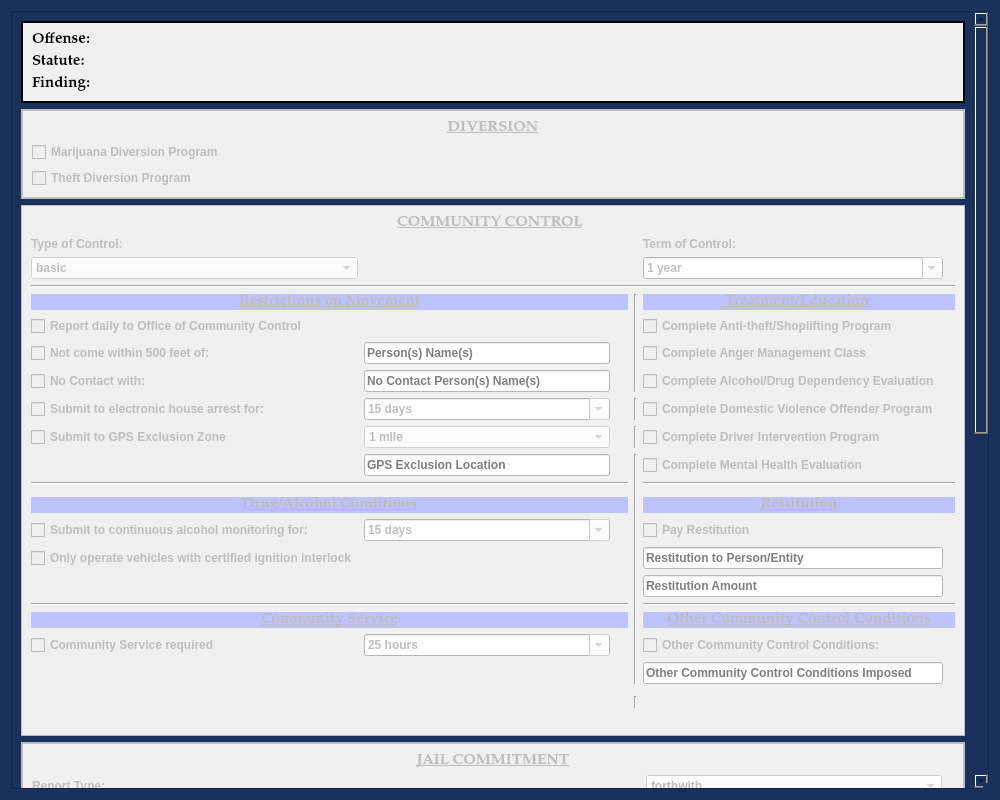
First picture: the form in views/ui/AddCommunityControlDialog.ui, repository HunterProgram22/MuniEntry, before the edit.
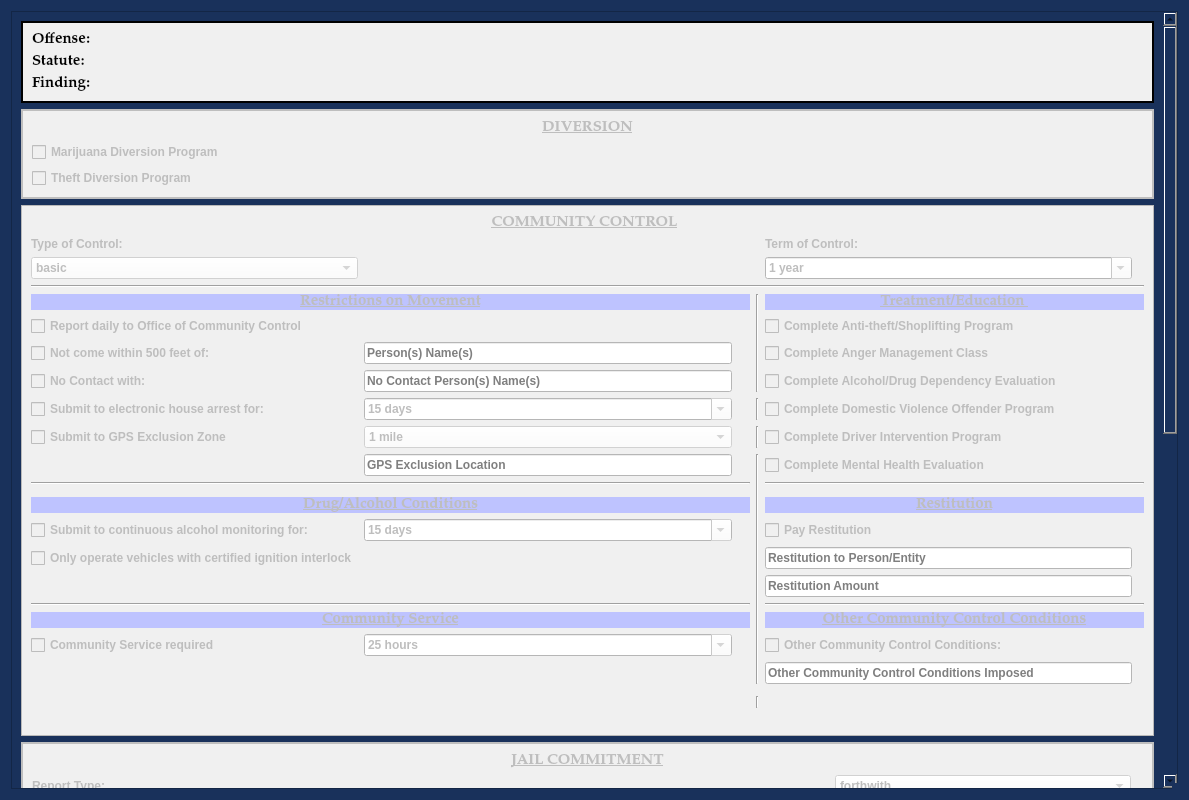
Second picture: the form after the edit.

What changed in the file:
```diff
--- a/views/ui/AddCommunityControlDialog.ui
+++ b/views/ui/AddCommunityControlDialog.ui
@@ -12,7 +12,7 @@
    <rect>
     <x>0</x>
     <y>0</y>
-    <width>1000</width>
+    <width>1189</width>
     <height>800</height>
    </rect>
   </property>
@@ -167,8 +167,8 @@
       <property name="geometry">
        <rect>
         <x>0</x>
-        <y>0</y>
-        <width>1139</width>
+        <y>-880</y>
+        <width>1146</width>
         <height>1658</height>
        </rect>
       </property>
```
